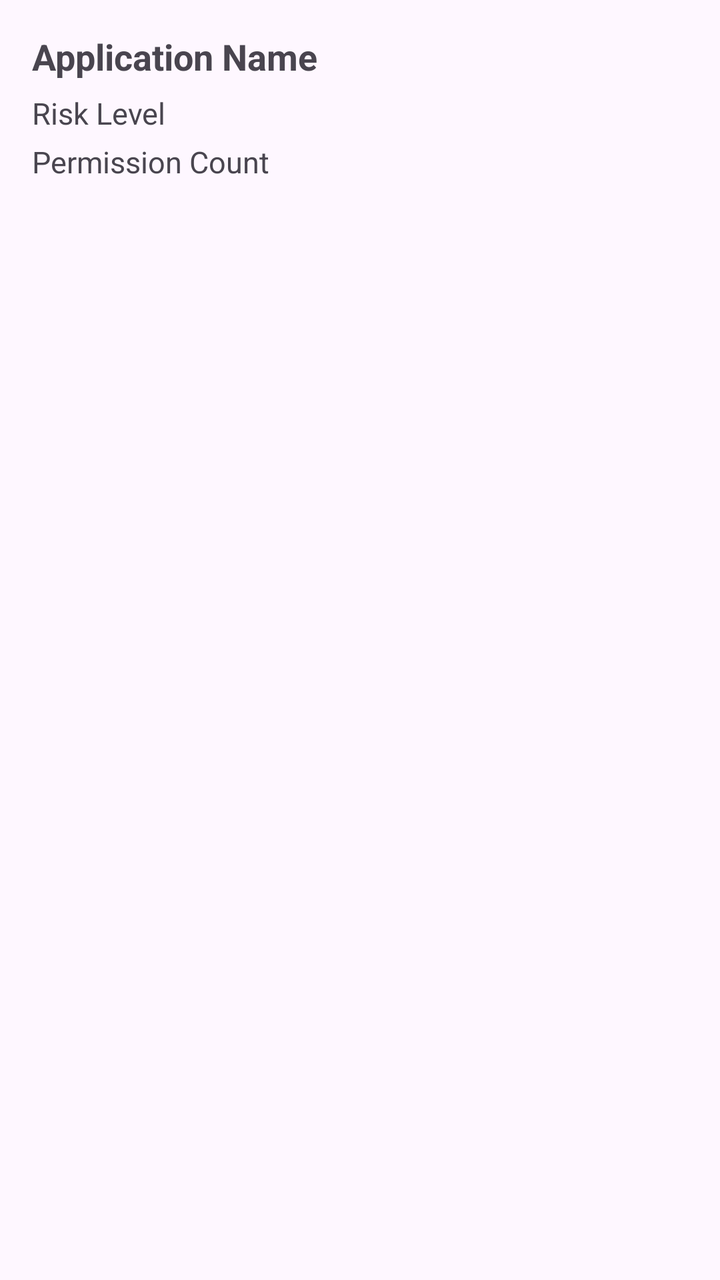
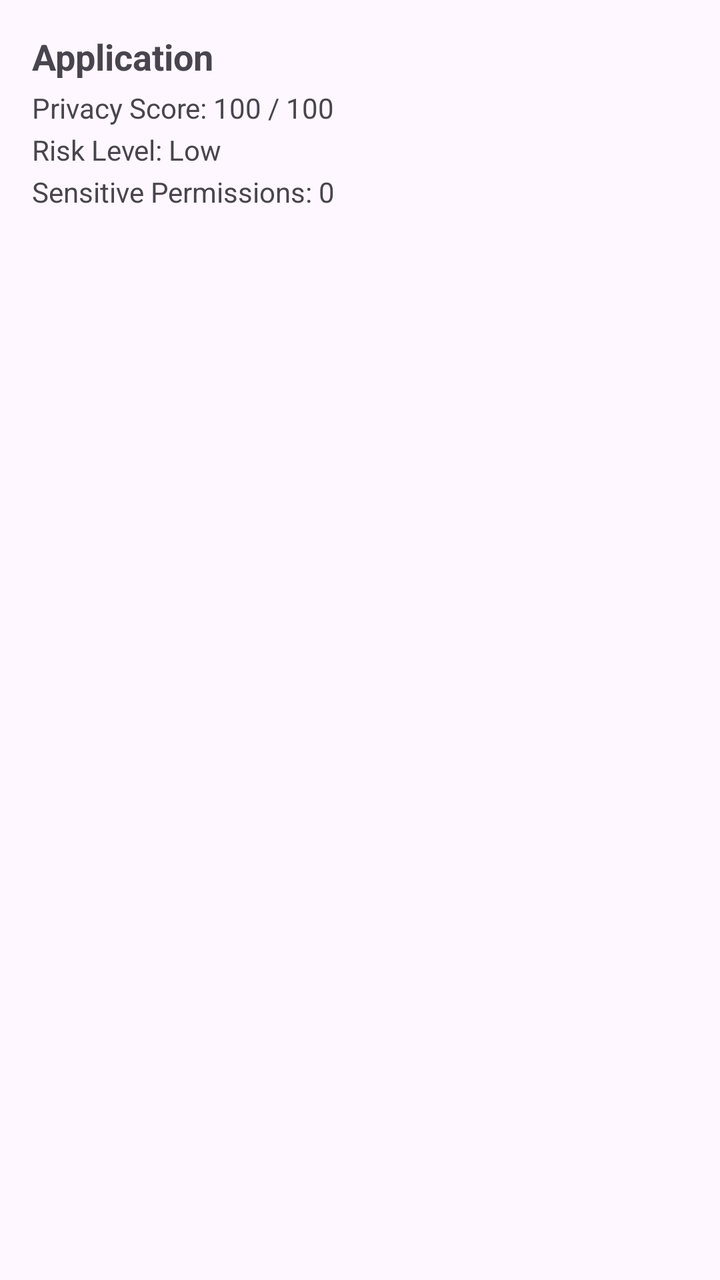

Screens rendered from an Android XML layout before and after an edit, with the pre-edit source and the edit as a unified diff.
<!-- AndroidManifest.xml: application theme Theme.PrivacyAwarePermissionSystem -->
<!-- res/layout/history_item.xml -->
<?xml version="1.0" encoding="utf-8"?>
<LinearLayout xmlns:android="http://schemas.android.com/apk/res/android"
    android:layout_width="match_parent"
    android:layout_height="wrap_content"
    android:orientation="vertical"
    android:padding="16dp">

    <TextView
        android:id="@+id/txtAppName"
        android:layout_width="wrap_content"
        android:layout_height="wrap_content"
        android:text="Application Name"
        android:textStyle="bold"
        android:textSize="18sp" />

    <TextView
        android:id="@+id/txtRisk"
        android:layout_width="wrap_content"
        android:layout_height="wrap_content"
        android:text="Risk Level"
        android:layout_marginTop="6dp"
        android:textSize="15sp" />

    <TextView
        android:id="@+id/txtPermissionCount"
        android:layout_width="wrap_content"
        android:layout_height="wrap_content"
        android:text="Permission Count"
        android:layout_marginTop="4dp"
        android:textSize="15sp" />

</LinearLayout>
<!-- resources referenced by this layout -->
<resources>
  <style name="Theme.PrivacyAwarePermissionSystem" parent="Base.Theme.PrivacyAwarePermissionSystem" />
  <style name="Base.Theme.PrivacyAwarePermissionSystem" parent="Theme.Material3.DayNight.NoActionBar">
          
          
      </style>
</resources>

<!-- the commit's change to res/layout/history_item.xml (unified diff, before → after) -->
@@ -9,24 +9,29 @@
         android:id="@+id/txtAppName"
         android:layout_width="wrap_content"
         android:layout_height="wrap_content"
-        android:text="Application Name"
+        android:text="Application"
         android:textStyle="bold"
-        android:textSize="18sp" />
+        android:textSize="18sp"/>
+
+    <TextView
+        android:id="@+id/txtPrivacyScore"
+        android:layout_width="wrap_content"
+        android:layout_height="wrap_content"
+        android:text="Privacy Score: 100 / 100"
+        android:paddingTop="4dp"/>
 
     <TextView
         android:id="@+id/txtRisk"
         android:layout_width="wrap_content"
         android:layout_height="wrap_content"
-        android:text="Risk Level"
-        android:layout_marginTop="6dp"
-        android:textSize="15sp" />
+        android:text="Risk Level: Low"
+        android:paddingTop="2dp"/>
 
     <TextView
         android:id="@+id/txtPermissionCount"
         android:layout_width="wrap_content"
         android:layout_height="wrap_content"
-        android:text="Permission Count"
-        android:layout_marginTop="4dp"
-        android:textSize="15sp" />
+        android:text="Sensitive Permissions: 0"
+        android:paddingTop="2dp"/>
 
 </LinearLayout>
